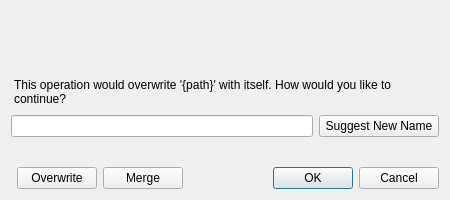
First picture: the form in skymodman/interface/designer/ui/file_exists_dialog.ui, repository Kf4btg/SkyModMan, before the edit.
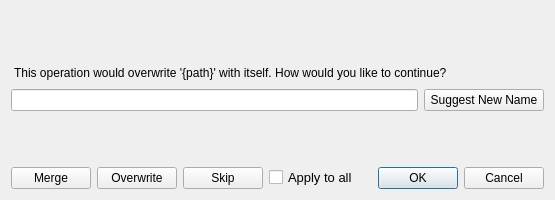
Second picture: the form after the edit.

Patch:
```diff
--- a/skymodman/interface/designer/ui/file_exists_dialog.ui
+++ b/skymodman/interface/designer/ui/file_exists_dialog.ui
@@ -6,7 +6,7 @@
    <rect>
     <x>0</x>
     <y>0</y>
-    <width>450</width>
+    <width>551</width>
     <height>200</height>
    </rect>
   </property>
@@ -14,12 +14,12 @@
    <string>Dialog</string>
   </property>
   <layout class="QGridLayout" name="gridLayout">
-   <item row="2" column="0" colspan="4">
-    <layout class="QHBoxLayout" name="_nameeditlayout">
+   <item row="2" column="0" colspan="5">
+    <layout class="QGridLayout" name="gridLayout_2">
      <property name="bottomMargin">
-      <number>24</number>
+      <number>10</number>
      </property>
-     <item>
+     <item row="0" column="1">
       <widget class="QLineEdit" name="name_edit">
        <property name="sizePolicy">
         <sizepolicy hsizetype="MinimumExpanding" vsizetype="Fixed">
@@ -29,7 +29,7 @@
        </property>
       </widget>
      </item>
-     <item>
+     <item row="0" column="2">
       <widget class="QPushButton" name="btn_new_name">
        <property name="sizePolicy">
         <sizepolicy hsizetype="Preferred" vsizetype="Fixed">
@@ -54,9 +54,12 @@
        </property>
       </widget>
      </item>
+     <item row="1" column="1" colspan="2">
+      <widget class="QLabel" name="lbl_status"/>
+     </item>
     </layout>
    </item>
-   <item row="4" column="3">
+   <item row="4" column="4">
     <widget class="QDialogButtonBox" name="btnbox">
      <property name="orientation">
       <enum>Qt::Horizontal</enum>
@@ -66,7 +69,17 @@
      </property>
     </widget>
    </item>
-   <item row="0" column="0" colspan="4">
+   <item row="4" column="1">
+    <widget class="QPushButton" name="btn_overwrite">
+     <property name="text">
+      <string>Overwrite</string>
+     </property>
+     <property name="autoDefault">
+      <bool>false</bool>
+     </property>
+    </widget>
+   </item>
+   <item row="0" column="0" colspan="5">
     <widget class="QLabel" name="label">
      <property name="styleSheet">
       <string notr="true">QLabel {padding: 0 10px 0px 0px; }</string>
@@ -82,17 +95,7 @@
      </property>
     </widget>
    </item>
-   <item row="4" column="1">
-    <widget class="QPushButton" name="btn_overwrite">
-     <property name="text">
-      <string>Overwrite</string>
-     </property>
-     <property name="autoDefault">
-      <bool>false</bool>
-     </property>
-    </widget>
-   </item>
-   <item row="4" column="2">
+   <item row="4" column="0">
     <widget class="QPushButton" name="btn_merge">
      <property name="text">
       <string>Merge</string>
@@ -102,6 +105,25 @@
      </property>
     </widget>
    </item>
+   <item row="4" column="2">
+    <widget class="QPushButton" name="btn_skip">
+     <property name="text">
+      <string>Skip</string>
+     </property>
+    </widget>
+   </item>
+   <item row="4" column="3">
+    <widget class="QCheckBox" name="cbox_sticky">
+     <property name="font">
+      <font>
+       <pointsize>10</pointsize>
+      </font>
+     </property>
+     <property name="text">
+      <string>Apply to all    </string>
+     </property>
+    </widget>
+   </item>
   </layout>
  </widget>
  <resources/>
```
